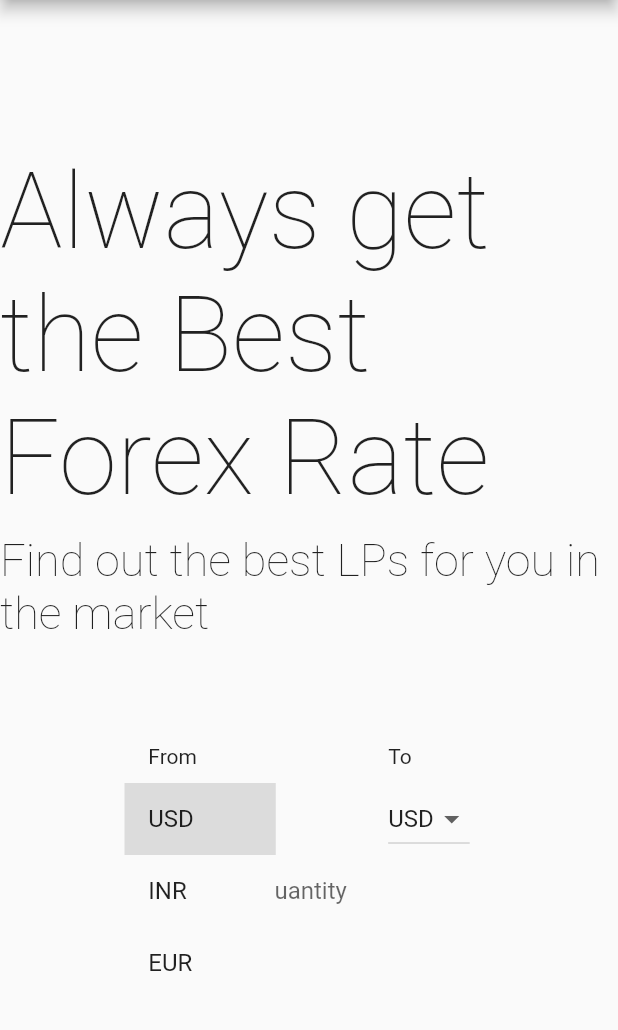
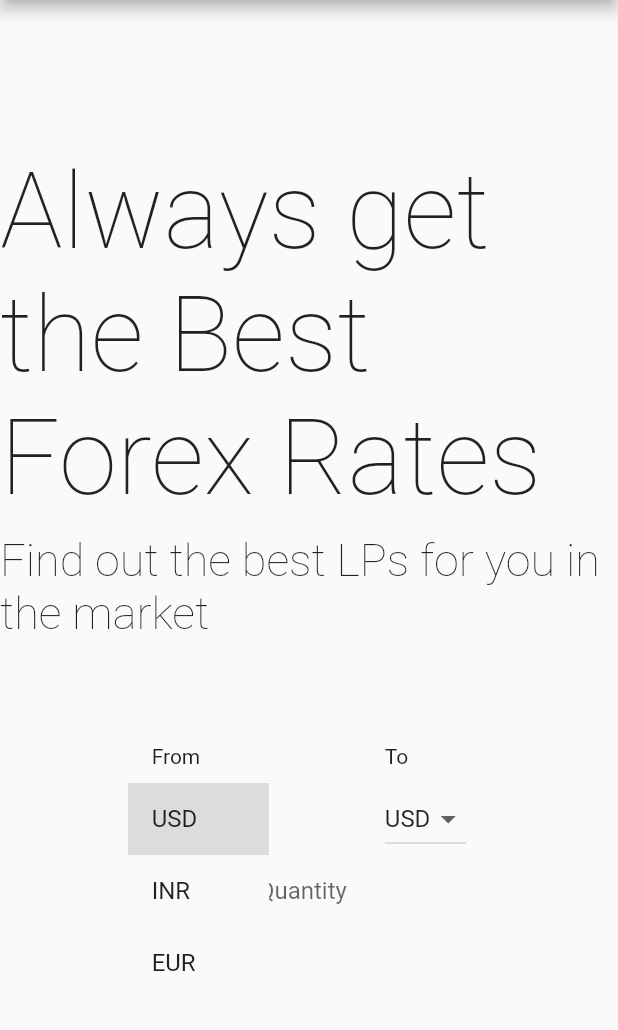
Before and after one commit to 0ne0rZer0/four_stack_fx, a Flutter app: the screen it shows after launch, after a tap on "USD", on a phone screen of 412 x 824 dp, the part 84-1114 px from its top. Run offline on Flutter 3.47's test engine with Material 2 defaults, Android fonts, the phone set to English and light mode, and no system bars; network calls fail.

Commit message:
App Name

```diff
--- a/lib/main.dart
+++ b/lib/main.dart
@@ -2,29 +2,30 @@ import 'package:flutter/material.dart';
 import 'package:four_stack_fx/api/sarrafchi.dart';
 
 void main() {
-  runApp(MyApp());
+  runApp(App());
 }
 
-class MyApp extends StatelessWidget {
+class App extends StatelessWidget {
   // This widget is the root of your application.
   @override
   Widget build(BuildContext context) {
     SarrafchiAPI sarrafchiAPI = SarrafchiAPI();
     sarrafchiAPI.getLatest(quote: 'US Dollar', base: 'Indian Rupee');
-    var currencies = [
-      "USD",
-      "INR",
-      "EUR",
-    ];
-    String selectedFrom = "USD";
-    String selectedTo = "USD";
     return MaterialApp(
       debugShowCheckedModeBanner: false,
       title: 'Flutter Demo',
       theme: ThemeData(
         primaryColor: Color(0xFF151E28),
       ),
-        home: Scaffold(
+      home: HomePage(),
+    );
+  }
+}
+
+class HomePage extends StatelessWidget {
+  @override
+  Widget build(BuildContext context) {
+    return Scaffold(
       appBar: AppBar(
         title: Text('Four Stack FX',
             style: TextStyle(fontWeight: FontWeight.w100)),
@@ -35,7 +36,7 @@ class MyApp extends StatelessWidget {
             height: 100,
           ),
           Text(
-                'Always get the Best Forex Rate',
+            'Always get the Best Forex Rates',
             style: TextStyle(fontSize: 70, fontWeight: FontWeight.w100),
           ),
           SizedBox(
@@ -51,45 +52,8 @@ class MyApp extends StatelessWidget {
           Row(
             mainAxisAlignment: MainAxisAlignment.spaceEvenly,
             children: [
-                  Column(
-                    crossAxisAlignment: CrossAxisAlignment.start,
-                    children: [
-                      Text('From'),
-                      SizedBox(
-                        height: 10,
-                      ),
-                      DropdownButton<String>(
-                        hint: Text("From"),
-                        items: currencies
-                            .map((name) =>
-                                DropdownMenuItem<String>(child: Text(name)))
-                            .toList(),
-                        onChanged: (String name) {
-                          selectedFrom = name;
-                        },
-                        elevation: 0,
-                      ),
-                    ],
-                  ),
-                  Column(
-                    crossAxisAlignment: CrossAxisAlignment.start,
-                    children: [
-                      Text('To'),
-                      SizedBox(
-                        height: 10,
-                      ),
-                      DropdownButton<String>(
-                        items: currencies
-                            .map((name) =>
-                                DropdownMenuItem<String>(child: Text(name)))
-                            .toList(),
-                        onChanged: (String name) {
-                          selectedTo = name;
-                        },
-                        elevation: 0,
-                      ),
-                    ],
-                  ),
+              DropDownMenu(hint: "From"),
+              DropDownMenu(hint: "To"),
             ],
           ),
           Row(
@@ -110,6 +74,55 @@ class MyApp extends StatelessWidget {
           ),
         ],
       ),
-        ));
+    );
   }
 }
+
+class DropDownMenu extends StatefulWidget {
+  final String hint;
+  DropDownMenu({this.hint = ""});
+  @override
+  _DropDownMenuState createState() => _DropDownMenuState(hint: hint);
+}
+
+class _DropDownMenuState extends State<DropDownMenu> {
+  String selectedFrom = 'INR';
+  String selectedTo = 'USD';
+  var currencies = [
+    "USD",
+    "INR",
+    "EUR",
+  ];
+  String hint = "";
+  _DropDownMenuState({this.hint});
+
+  @override
+  Widget build(BuildContext context) {
+    return Column(
+      crossAxisAlignment: CrossAxisAlignment.start,
+      children: [
+        Text(hint),
+        SizedBox(
+          height: 10,
+        ),
+        DropdownButton<String>(
+          items: currencies
+              .map(
+                (name) => DropdownMenuItem<String>(
+                  value: name,
+                  child: Text(name),
+                ),
+              )
+              .toList(),
+          onChanged: (String name) {
+            setState(() {
+              selectedTo = name;
+            });
+          },
+          value: selectedTo,
+          elevation: 0,
+        ),
+      ],
+    );
+  }
+}
```
Also changed, not shown: 1 other file. Lines whose indentation alone changed are shown as unchanged.
